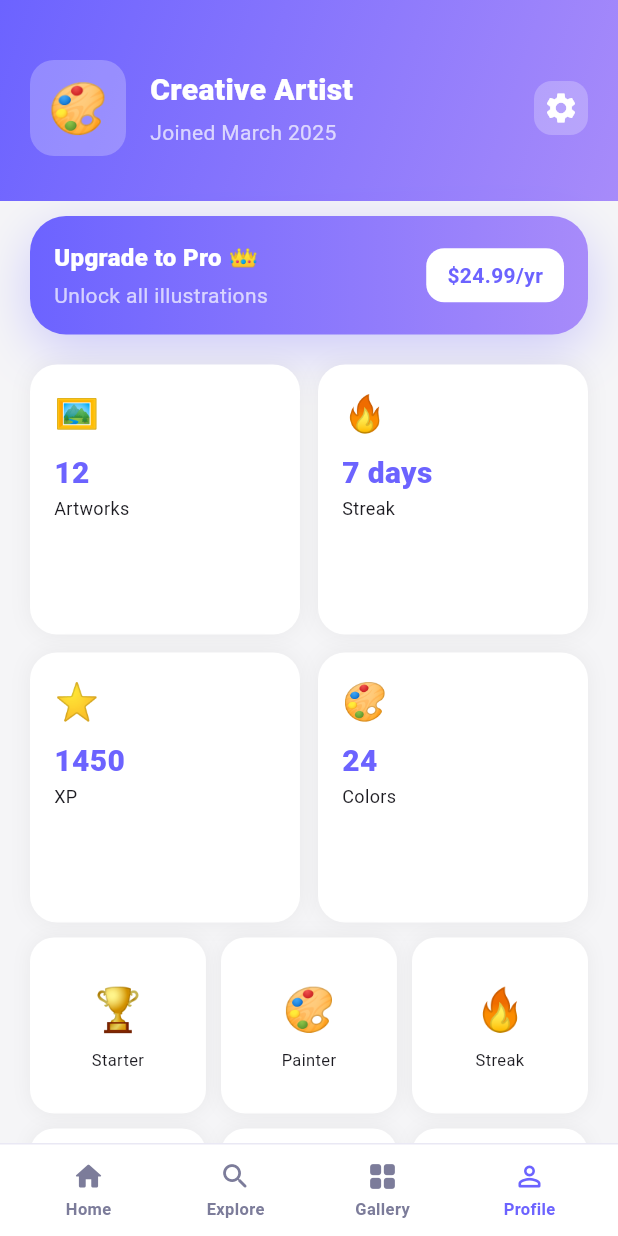
After one commit to sahil-work13/flutterWork, a Flutter app: the ProfileScreen screen opened directly, on a phone screen of 412 x 824 dp. The commit adds this screen. Run offline on Flutter 3.47's test engine with Material 3 defaults, Android fonts, the phone set to English and light mode, and no system bars; our stand-ins replace flutter_colorpicker, hive, hive_flutter, share_plus; missing offline and left inert: dart:html; accounts and stored records are empty.

Commit message:
Made Gallery Section Dynamic and added profile tab UI

```diff
--- a/lib/features/explore/screens/explore_screen.dart
+++ b/lib/features/explore/screens/explore_screen.dart
@@ -8,6 +8,7 @@ import 'package:flutterwork/features/explore/widgets/explore_search_bar.dart';
 import 'package:flutterwork/features/gallery/screens/gallery_screen.dart';
 import 'package:flutterwork/features/home/screens/home_screen.dart';
 import 'package:flutterwork/features/paint/screens/basic_screen.dart';
+import 'package:flutterwork/features/profile/screens/profile_screen.dart';
 
 class ExploreScreen extends StatefulWidget {
   const ExploreScreen({super.key, this.initialCategory});
@@ -244,8 +245,12 @@ class _ExploreScreenState extends State<ExploreScreen> {
         MaterialPageRoute<void>(builder: (_) => const GalleryScreen()),
       );
     }
-    // ScaffoldMessenger.of(context).showSnackBar(
-    //   const SnackBar(content: Text('This tab will be available soon.')),
-    // );
+    if (index == 3) {
+      Navigator.pushReplacement(
+        context,
+        MaterialPageRoute<void>(builder: (_) => const ProfileScreen()),
+      );
+    }
+
   }
 }
--- a/lib/features/gallery/screens/gallery_screen.dart
+++ b/lib/features/gallery/screens/gallery_screen.dart
@@ -3,6 +3,7 @@ import 'package:flutterwork/core/widgets/app_bottom_nav_bar.dart';
 import 'package:flutterwork/features/explore/screens/explore_screen.dart';
 import 'package:flutterwork/features/home/screens/home_screen.dart';
 import 'package:flutterwork/features/paint/screens/basic_screen.dart';
+import 'package:flutterwork/features/profile/screens/profile_screen.dart';
 
 import '../controllers/gallery_controller.dart';
 import '../widgets/gallery_header.dart';
@@ -43,6 +44,12 @@ class _GalleryScreenState extends State<GalleryScreen> {
     // REFRESH LOGIC: If already on gallery, reload data
     controller.loadGallery();
     return;
+  }
+  if (index == 3) {
+    Navigator.pushReplacement(
+        context,
+        MaterialPageRoute(builder: (_) => const ProfileScreen()),
+      );
   }
   }
 
--- a/lib/features/home/screens/home_screen.dart
+++ b/lib/features/home/screens/home_screen.dart
@@ -13,6 +13,7 @@ import 'package:flutterwork/features/home/widgets/featured_section.dart';
 import 'package:flutterwork/features/home/widgets/greeting_header.dart';
 import 'package:flutterwork/features/home/widgets/trending_section.dart';
 import 'package:flutterwork/features/paint/screens/basic_screen.dart';
+import 'package:flutterwork/features/profile/screens/profile_screen.dart';
 
 class HomeScreen extends StatefulWidget {
   const HomeScreen({super.key});
@@ -267,6 +268,12 @@ class _HomeScreenState extends State<HomeScreen> {
         MaterialPageRoute<void>(builder: (_) => const GalleryScreen()),
       );
     }
+    if (index == 3) {
+    Navigator.pushReplacement(
+        context,
+        MaterialPageRoute(builder: (_) => const ProfileScreen()),
+      );
+  }
 
   }
 
--- /dev/null
+++ b/lib/features/profile/screens/profile_screen.dart
@@ -0,0 +1,79 @@
+import 'package:flutter/material.dart';
+import 'package:flutterwork/core/widgets/app_bottom_nav_bar.dart';
+import 'package:flutterwork/features/explore/screens/explore_screen.dart';
+import 'package:flutterwork/features/gallery/screens/gallery_screen.dart';
+import 'package:flutterwork/features/home/screens/home_screen.dart';
+import '../widgets/profile_header.dart';
+import '../widgets/pro_banner.dart';
+import '../widgets/profile_stats_grid.dart';
+import '../widgets/achievements_grid.dart';
+import '../widgets/profile_menu.dart';
+
+class ProfileScreen extends StatefulWidget {
+  const ProfileScreen({super.key});
+
+  @override
+  State<ProfileScreen> createState() => _ProfileScreenState();
+}
+
+class _ProfileScreenState extends State<ProfileScreen> {
+   void _onBottomNavTap(int index) {
+    if (index == 0) {
+      Navigator.pushReplacement(
+        context,
+        MaterialPageRoute(builder: (_) => const HomeScreen()),
+      );
+    }
+    if (index == 1) {
+      Navigator.pushReplacement(
+        context,
+        MaterialPageRoute(builder: (_) => const ExploreScreen()),
+      );
+    }
+    if (index == 2) {
+    Navigator.pushReplacement(
+        context,
+        MaterialPageRoute(builder: (_) => const GalleryScreen()),
+      );
+    }
+    if(index == 3){
+      return;
+    }
+  }
+
+  @override
+  Widget build(BuildContext context) {
+    return Scaffold(
+      backgroundColor: const Color(0xFFF5F5F7),
+      body: SafeArea(
+        child: Column(
+          children: [
+            Expanded(
+              child: ListView(
+                padding: EdgeInsets.zero,
+                children: const [
+                  ProfileHeader(),
+                  ProBanner(),
+                  SizedBox(height: 10),
+                  ProfileStatsGrid(),
+                  SizedBox(height: 10),
+                  AchievementsGrid(),
+                  SizedBox(height: 10),
+                  ProfileMenu(),
+                ],
+              ),
+            ),
+
+            Align(
+                  alignment: Alignment.bottomCenter,
+                  child: AppBottomNavBar(
+                    activeIndex: 3,
+                    onTap: _onBottomNavTap,
+                  ),
+                ),
+          ],
+        ),
+      ),
+    );
+  }
+}
--- /dev/null
+++ b/lib/features/profile/widgets/achievements_grid.dart
@@ -0,0 +1,53 @@
+import 'package:flutter/material.dart';
+
+class AchievementsGrid extends StatelessWidget {
+  const AchievementsGrid({super.key});
+
+  @override
+  Widget build(BuildContext context) {
+    final achievements = [
+      {"icon": "🏆", "name": "Starter"},
+      {"icon": "🎨", "name": "Painter"},
+      {"icon": "🔥", "name": "Streak"},
+      {"icon": "⭐", "name": "XP"},
+      {"icon": "👑", "name": "Pro"},
+      {"icon": "💎", "name": "Master"},
+    ];
+
+    return Padding(
+      padding: const EdgeInsets.symmetric(horizontal: 20),
+      child: GridView.builder(
+        shrinkWrap: true,
+        itemCount: achievements.length,
+        physics: const NeverScrollableScrollPhysics(),
+        gridDelegate: const SliverGridDelegateWithFixedCrossAxisCount(
+            crossAxisCount: 3, crossAxisSpacing: 10, mainAxisSpacing: 10),
+        itemBuilder: (_, i) {
+          final a = achievements[i];
+
+          return Container(
+            padding: const EdgeInsets.all(10),
+            decoration: BoxDecoration(
+                color: Colors.white,
+                borderRadius: BorderRadius.circular(16),
+                boxShadow: [
+                  BoxShadow(
+                      blurRadius: 10,
+                      color: Colors.black.withOpacity(.05))
+                ]),
+            child: Column(
+              mainAxisAlignment: MainAxisAlignment.center,
+              children: [
+                Text(a["icon"]!, style: const TextStyle(fontSize: 28)),
+                const SizedBox(height: 6),
+                Text(a["name"]!,
+                    style: const TextStyle(fontSize: 11),
+                    textAlign: TextAlign.center),
+              ],
+            ),
+          );
+        },
+      ),
+    );
+  }
+}
--- /dev/null
+++ b/lib/features/profile/widgets/bottom_nav_bar.dart
@@ -0,0 +1,2 @@
+export 'package:flutterwork/core/widgets/app_bottom_nav_bar.dart'
+    show AppBottomNavBar;
--- /dev/null
+++ b/lib/features/profile/widgets/pro_banner.dart
@@ -0,0 +1,59 @@
+import 'package:flutter/material.dart';
+
+class ProBanner extends StatelessWidget {
+  const ProBanner({super.key});
+
+  @override
+  Widget build(BuildContext context) {
+    return Container(
+      margin: const EdgeInsets.symmetric(horizontal: 20, vertical: 10),
+      padding: const EdgeInsets.all(16),
+      decoration: BoxDecoration(
+        gradient: const LinearGradient(
+          colors: [Color(0xFF6C63FF), Color(0xFFA78BFA)],
+        ),
+        borderRadius: BorderRadius.circular(24),
+        boxShadow: [
+          BoxShadow(
+              blurRadius: 30,
+              color: const Color(0xFF6C63FF).withOpacity(.3),
+              offset: const Offset(0, 10))
+        ],
+      ),
+      child: Row(
+        mainAxisAlignment: MainAxisAlignment.spaceBetween,
+        children: [
+          const Column(
+            crossAxisAlignment: CrossAxisAlignment.start,
+            children: [
+              Text(
+                "Upgrade to Pro 👑",
+                style: TextStyle(
+                    color: Colors.white,
+                    fontWeight: FontWeight.w800,
+                    fontSize: 16),
+              ),
+              SizedBox(height: 4),
+              Text(
+                "Unlock all illustrations",
+                style: TextStyle(color: Colors.white70),
+              ),
+            ],
+          ),
+          Container(
+            padding: const EdgeInsets.symmetric(horizontal: 14, vertical: 8),
+            decoration: BoxDecoration(
+              color: Colors.white,
+              borderRadius: BorderRadius.circular(12),
+            ),
+            child: const Text(
+              "\$24.99/yr",
+              style: TextStyle(
+                  color: Color(0xFF6C63FF), fontWeight: FontWeight.bold),
+            ),
+          )
+        ],
+      ),
+    );
+  }
+}
--- /dev/null
+++ b/lib/features/profile/widgets/profile_header.dart
@@ -0,0 +1,65 @@
+import 'package:flutter/material.dart';
+
+class ProfileHeader extends StatelessWidget {
+  const ProfileHeader({super.key});
+
+  @override
+  Widget build(BuildContext context) {
+    return Container(
+      padding: const EdgeInsets.fromLTRB(20, 40, 20, 30),
+      decoration: const BoxDecoration(
+        gradient: LinearGradient(
+          colors: [Color(0xFF6C63FF), Color(0xFFA78BFA)],
+          begin: Alignment.topLeft,
+          end: Alignment.bottomRight,
+        ),
+      ),
+      child: Row(
+        children: [
+          Container(
+            width: 64,
+            height: 64,
+            decoration: BoxDecoration(
+              color: Colors.white24,
+              borderRadius: BorderRadius.circular(16),
+            ),
+            child: const Center(
+              child: Text("🎨", style: TextStyle(fontSize: 32)),
+            ),
+          ),
+
+          const SizedBox(width: 16),
+
+          Column(
+            crossAxisAlignment: CrossAxisAlignment.start,
+            children: const [
+              Text(
+                "Creative Artist",
+                style: TextStyle(
+                    color: Colors.white,
+                    fontSize: 20,
+                    fontWeight: FontWeight.w900),
+              ),
+              SizedBox(height: 4),
+              Text(
+                "Joined March 2025",
+                style: TextStyle(color: Colors.white70),
+              ),
+            ],
+          ),
+
+          const Spacer(),
+
+          Container(
+            width: 36,
+            height: 36,
+            decoration: BoxDecoration(
+                color: Colors.white24,
+                borderRadius: BorderRadius.circular(12)),
+            child: const Icon(Icons.settings, color: Colors.white),
+          )
+        ],
+      ),
+    );
+  }
+}
--- /dev/null
+++ b/lib/features/profile/widgets/profile_menu.dart
@@ -0,0 +1,47 @@
+import 'package:flutter/material.dart';
+
+class ProfileMenu extends StatelessWidget {
+  const ProfileMenu({super.key});
+
+  @override
+  Widget build(BuildContext context) {
+    final items = [
+      {"icon": "🎨", "label": "My Palettes"},
+      {"icon": "❤️", "label": "Favorites"},
+      {"icon": "📊", "label": "Statistics"},
+      {"icon": "🔔", "label": "Notifications"},
+      {"icon": "ℹ️", "label": "About"},
+    ];
+
+    return Padding(
+      padding: const EdgeInsets.symmetric(horizontal: 20),
+      child: Column(
+        children: items.map((item) {
+          return Container(
+            margin: const EdgeInsets.only(bottom: 8),
+            padding: const EdgeInsets.all(16),
+            decoration: BoxDecoration(
+                color: Colors.white,
+                borderRadius: BorderRadius.circular(16),
+                boxShadow: [
+                  BoxShadow(
+                      blurRadius: 10,
+                      color: Colors.black.withOpacity(.05))
+                ]),
+            child: Row(
+              children: [
+                Text(item["icon"]!, style: const TextStyle(fontSize: 20)),
+                const SizedBox(width: 14),
+                Expanded(
+                  child: Text(item["label"]!,
+                      style: const TextStyle(fontWeight: FontWeight.w600)),
+                ),
+                const Icon(Icons.chevron_right)
+              ],
+            ),
+          );
+        }).toList(),
+      ),
+    );
+  }
+}
--- /dev/null
+++ b/lib/features/profile/widgets/profile_stats_grid.dart
@@ -0,0 +1,56 @@
+import 'package:flutter/material.dart';
+
+class ProfileStatsGrid extends StatelessWidget {
+  const ProfileStatsGrid({super.key});
+
+  @override
+  Widget build(BuildContext context) {
+    final stats = [
+      {"icon": "🖼️", "label": "Artworks", "value": "12"},
+      {"icon": "🔥", "label": "Streak", "value": "7 days"},
+      {"icon": "⭐", "label": "XP", "value": "1450"},
+      {"icon": "🎨", "label": "Colors", "value": "24"},
+    ];
+
+    return Padding(
+      padding: const EdgeInsets.symmetric(horizontal: 20),
+      child: GridView.builder(
+        shrinkWrap: true,
+        itemCount: stats.length,
+        physics: const NeverScrollableScrollPhysics(),
+        gridDelegate: const SliverGridDelegateWithFixedCrossAxisCount(
+            crossAxisCount: 2, crossAxisSpacing: 12, mainAxisSpacing: 12),
+        itemBuilder: (_, i) {
+          final item = stats[i];
+
+          return Container(
+            padding: const EdgeInsets.all(16),
+            decoration: BoxDecoration(
+                color: Colors.white,
+                borderRadius: BorderRadius.circular(18),
+                boxShadow: [
+                  BoxShadow(
+                      blurRadius: 12,
+                      color: Colors.black.withOpacity(.05))
+                ]),
+            child: Column(
+              crossAxisAlignment: CrossAxisAlignment.start,
+              children: [
+                Text(item["icon"]!, style: const TextStyle(fontSize: 24)),
+                const SizedBox(height: 8),
+                Text(
+                  item["value"]!,
+                  style: const TextStyle(
+                      fontWeight: FontWeight.w900,
+                      fontSize: 20,
+                      color: Color(0xFF6C63FF)),
+                ),
+                Text(item["label"]!, style: const TextStyle(fontSize: 12))
+              ],
+            ),
+          );
+        },
+      ),
+    );
+  }
+}
```
